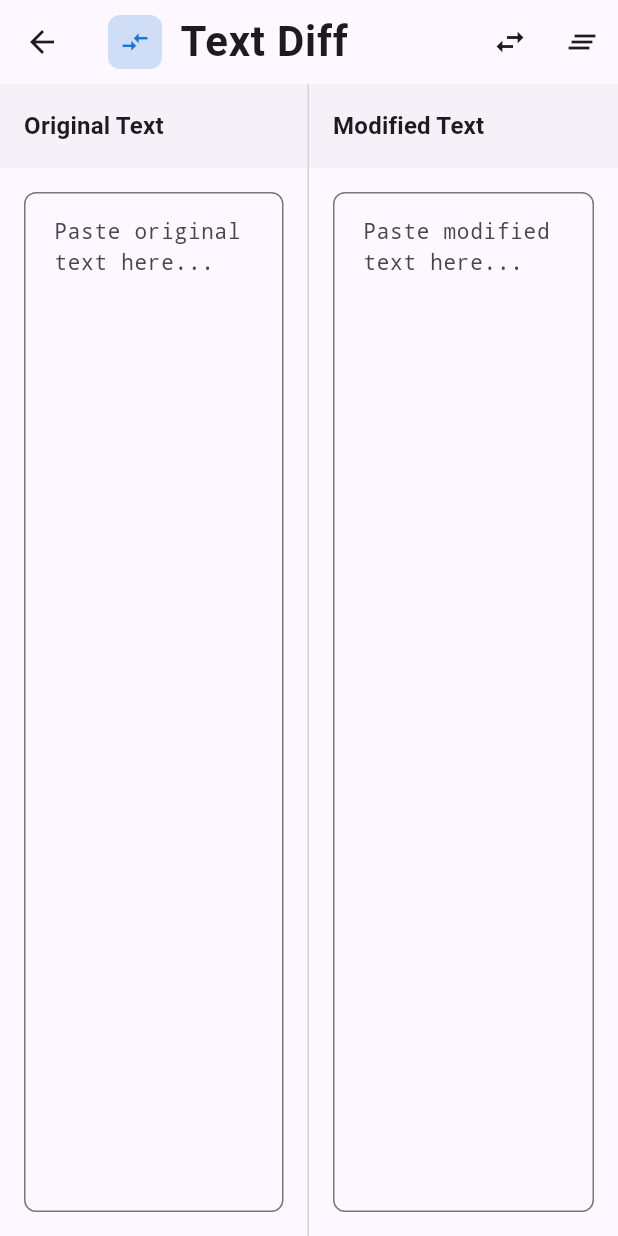
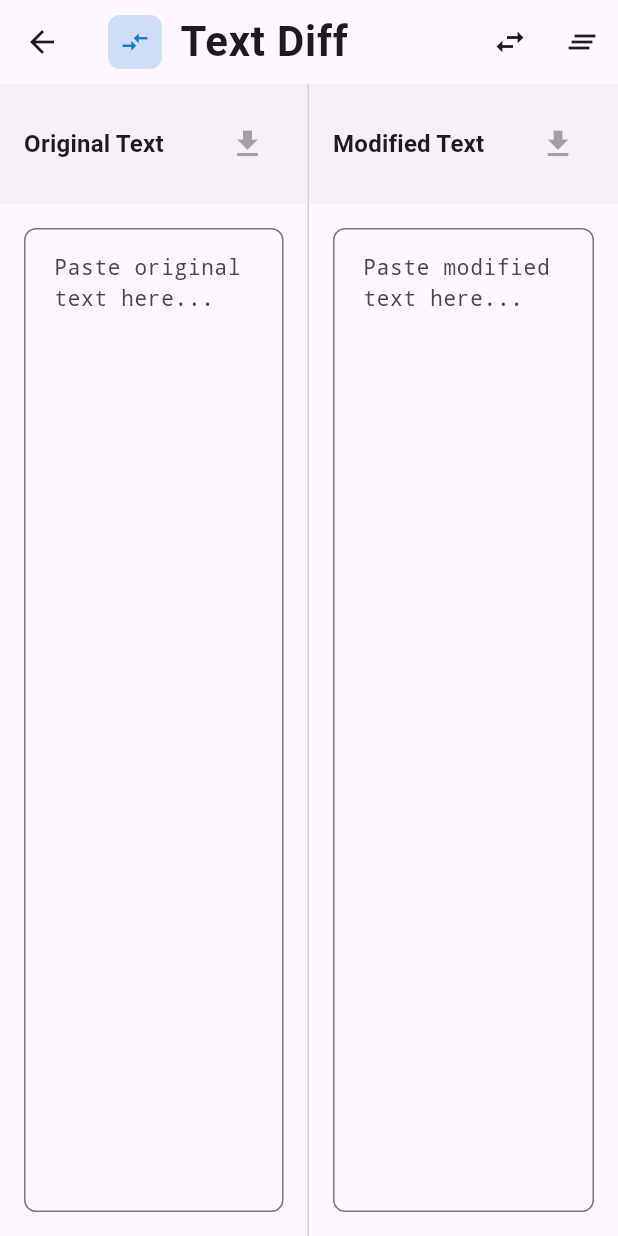
Before and after one commit to bitquan/toolspace, a Flutter app: the TextDiffScreen screen opened directly, on a phone screen of 412 x 824 dp. Run offline on Flutter 3.47's test engine with Material 3 defaults, Android fonts, the phone set to English and light mode, and no system bars; our stand-ins replace cloud_functions, file_picker, firebase_auth, firebase_core, firebase_storage; accounts and stored records are empty.

Commit message:
Implement cross-tool data sharing functionality with service and UI components
Co-authored-by: bitquan <32830303+bitquan@users.noreply.github.com>

```diff
--- /dev/null
+++ b/lib/core/services/shared_data_service.dart
@@ -0,0 +1,95 @@
+import 'package:flutter/material.dart';
+
+/// Types of data that can be shared between tools
+enum SharedDataType {
+  text,
+  json,
+  url,
+  qrCode,
+  file,
+}
+
+/// A container for data shared between tools
+class SharedData {
+  final SharedDataType type;
+  final dynamic data;
+  final String? label;
+  final DateTime timestamp;
+  final String sourceTool;
+
+  SharedData({
+    required this.type,
+    required this.data,
+    this.label,
+    required this.sourceTool,
+  }) : timestamp = DateTime.now();
+
+  @override
+  String toString() {
+    return 'SharedData{type: $type, label: $label, source: $sourceTool}';
+  }
+}
+
+/// Service for sharing data between tools
+/// Uses ChangeNotifier to notify widgets when shared data changes
+class SharedDataService extends ChangeNotifier {
+  SharedData? _currentData;
+  final List<SharedData> _history = [];
+  static const int _maxHistorySize = 10;
+
+  /// Get the currently shared data
+  SharedData? get currentData => _currentData;
+
+  /// Get the history of shared data
+  List<SharedData> get history => List.unmodifiable(_history);
+
+  /// Check if there's data available to receive
+  bool get hasData => _currentData != null;
+
+  /// Share data from a tool
+  void shareData(SharedData data) {
+    _currentData = data;
+    _addToHistory(data);
+    notifyListeners();
+  }
+
+  /// Clear the current shared data
+  void clearData() {
+    _currentData = null;
+    notifyListeners();
+  }
+
+  /// Consume the current data and clear it
+  SharedData? consumeData() {
+    final data = _currentData;
+    clearData();
+    return data;
+  }
+
+  /// Add data to history
+  void _addToHistory(SharedData data) {
+    _history.insert(0, data);
+    if (_history.length > _maxHistorySize) {
+      _history.removeLast();
+    }
+  }
+
+  /// Get history filtered by type
+  List<SharedData> getHistoryByType(SharedDataType type) {
+    return _history.where((data) => data.type == type).toList();
+  }
+
+  /// Clear all history
+  void clearHistory() {
+    _history.clear();
+    notifyListeners();
+  }
+
+  /// Singleton pattern for easy access
+  static final SharedDataService _instance = SharedDataService._internal();
+  factory SharedDataService() => _instance;
+  SharedDataService._internal();
+
+  /// Static method to get the singleton instance
+  static SharedDataService get instance => _instance;
+}
--- /dev/null
+++ b/lib/core/ui/import_data_button.dart
@@ -0,0 +1,97 @@
+import 'package:flutter/material.dart';
+import '../services/shared_data_service.dart';
+
+/// A reusable button for importing shared data from other tools
+class ImportDataButton extends StatelessWidget {
+  final List<SharedDataType> acceptedTypes;
+  final Function(String data, SharedDataType type, String source) onImport;
+  final String? label;
+  final IconData? icon;
+  final bool compact;
+
+  const ImportDataButton({
+    super.key,
+    required this.acceptedTypes,
+    required this.onImport,
+    this.label,
+    this.icon,
+    this.compact = false,
+  });
+
+  void _importData(BuildContext context) {
+    final service = SharedDataService.instance;
+    final currentData = service.currentData;
+
+    if (currentData == null) {
+      ScaffoldMessenger.of(context).showSnackBar(
+        const SnackBar(
+          content: Text('No data available to import'),
+          duration: Duration(seconds: 2),
+          behavior: SnackBarBehavior.floating,
+        ),
+      );
+      return;
+    }
+
+    if (!acceptedTypes.contains(currentData.type)) {
+      ScaffoldMessenger.of(context).showSnackBar(
+        SnackBar(
+          content: Text(
+              'Cannot import ${currentData.type.name} data in this tool'),
+          duration: const Duration(seconds: 2),
+          behavior: SnackBarBehavior.floating,
+        ),
+      );
+      return;
+    }
+
+    // Import the data
+    onImport(
+      currentData.data.toString(),
+      currentData.type,
+      currentData.sourceTool,
+    );
+
+    // Consume the data
+    service.consumeData();
+
+    // Show feedback
+    ScaffoldMessenger.of(context).showSnackBar(
+      SnackBar(
+        content: Text(
+            'Imported ${currentData.type.name} from ${currentData.sourceTool}'),
+        duration: const Duration(seconds: 2),
+        behavior: SnackBarBehavior.floating,
+      ),
+    );
+  }
+
+  @override
+  Widget build(BuildContext context) {
+    return ListenableBuilder(
+      listenable: SharedDataService.instance,
+      builder: (context, _) {
+        final service = SharedDataService.instance;
+        final hasCompatibleData = service.hasData &&
+            acceptedTypes.contains(service.currentData?.type);
+        final displayIcon = icon ?? Icons.download;
+
+        if (compact) {
+          return IconButton(
+            onPressed: hasCompatibleData ? () => _importData(context) : null,
+            icon: Icon(displayIcon),
+            tooltip: hasCompatibleData
+                ? 'Import from ${service.currentData?.sourceTool}'
+                : 'No data available',
+          );
+        }
+
+        return FilledButton.icon(
+          onPressed: hasCompatibleData ? () => _importData(context) : null,
+          icon: Icon(displayIcon),
+          label: Text(label ?? 'Import'),
+        );
+      },
+    );
+  }
+}
--- a/lib/tools/text_diff/text_diff_screen.dart
+++ b/lib/tools/text_diff/text_diff_screen.dart
@@ -1,6 +1,9 @@
 import 'package:flutter/material.dart';
 import 'package:flutter/services.dart';
 import 'logic/word_diff_engine.dart';
+import '../../core/services/shared_data_service.dart';
+import '../../core/ui/import_data_button.dart';
+import '../../core/ui/share_data_button.dart';
 
 /// Text Diff - Compare texts with highlighted differences (simplified version)
 class TextDiffScreen extends StatefulWidget {
@@ -195,6 +198,22 @@ class _TextDiffScreenState extends State<TextDiffScreen>
           ],
         ),
         actions: [
+          if (_text1Controller.text.isNotEmpty)
+            ShareDataButton(
+              data: _text1Controller.text,
+              type: SharedDataType.text,
+              sourceTool: 'Text Diff',
+              label: 'Original',
+              compact: true,
+            ),
+          if (_text2Controller.text.isNotEmpty)
+            ShareDataButton(
+              data: _text2Controller.text,
+              type: SharedDataType.text,
+              sourceTool: 'Text Diff',
+              label: 'Modified',
+              compact: true,
+            ),
           IconButton(
             onPressed: _swapTexts,
             icon: const Icon(Icons.swap_horiz),
@@ -278,11 +297,25 @@ class _TextDiffScreenState extends State<TextDiffScreen>
                             color: theme.colorScheme.surfaceVariant
                                 .withOpacity(0.3),
                           ),
-                          child: Text(
+                          child: Row(
+                            children: [
+                              Text(
                                 'Original Text',
                                 style: theme.textTheme.titleMedium?.copyWith(
                                   fontWeight: FontWeight.w600,
                                 ),
+                              ),
+                              const Spacer(),
+                              ImportDataButton(
+                                acceptedTypes: const [SharedDataType.text],
+                                onImport: (data, type, source) {
+                                  setState(() {
+                                    _text1Controller.text = data;
+                                  });
+                                },
+                                compact: true,
+                              ),
+                            ],
                           ),
                         ),
                         Expanded(
@@ -323,11 +356,25 @@ class _TextDiffScreenState extends State<TextDiffScreen>
                           color:
                               theme.colorScheme.surfaceVariant.withOpacity(0.3),
                         ),
-                        child: Text(
+                        child: Row(
+                          children: [
+                            Text(
                               'Modified Text',
                               style: theme.textTheme.titleMedium?.copyWith(
                                 fontWeight: FontWeight.w600,
                               ),
+                            ),
+                            const Spacer(),
+                            ImportDataButton(
+                              acceptedTypes: const [SharedDataType.text],
+                              onImport: (data, type, source) {
+                                setState(() {
+                                  _text2Controller.text = data;
+                                });
+                              },
+                              compact: true,
+                            ),
+                          ],
                         ),
                       ),
                       Expanded(
```
Also changed, not shown: lib/core/ui/share_data_button.dart (added, +71 -0 lines), lib/tools/json_doctor/json_doctor_screen.dart (+19 -0 lines), lib/tools/qr_maker/qr_maker_screen.dart (+37 -7 lines), 3 other files. Lines whose indentation alone changed are shown as unchanged.
